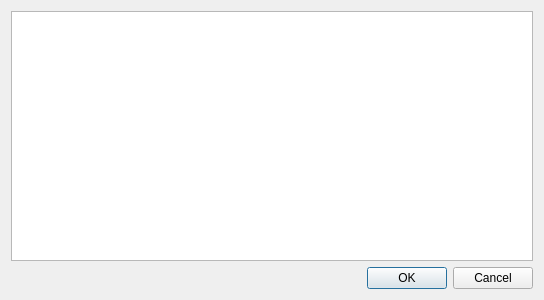
Old version of the form profiledialog.ui in the repository hubertqtraf/QtOSMTraffic.
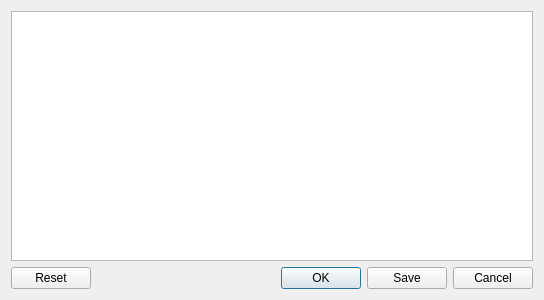
New version of the form.

```diff
--- a/profiledialog.ui
+++ b/profiledialog.ui
@@ -27,7 +27,7 @@
       <enum>Qt::Horizontal</enum>
      </property>
      <property name="standardButtons">
-      <set>QDialogButtonBox::Cancel|QDialogButtonBox::Ok</set>
+      <set>QDialogButtonBox::Cancel|QDialogButtonBox::Ok|QDialogButtonBox::Reset|QDialogButtonBox::Save</set>
      </property>
     </widget>
    </item>
```
